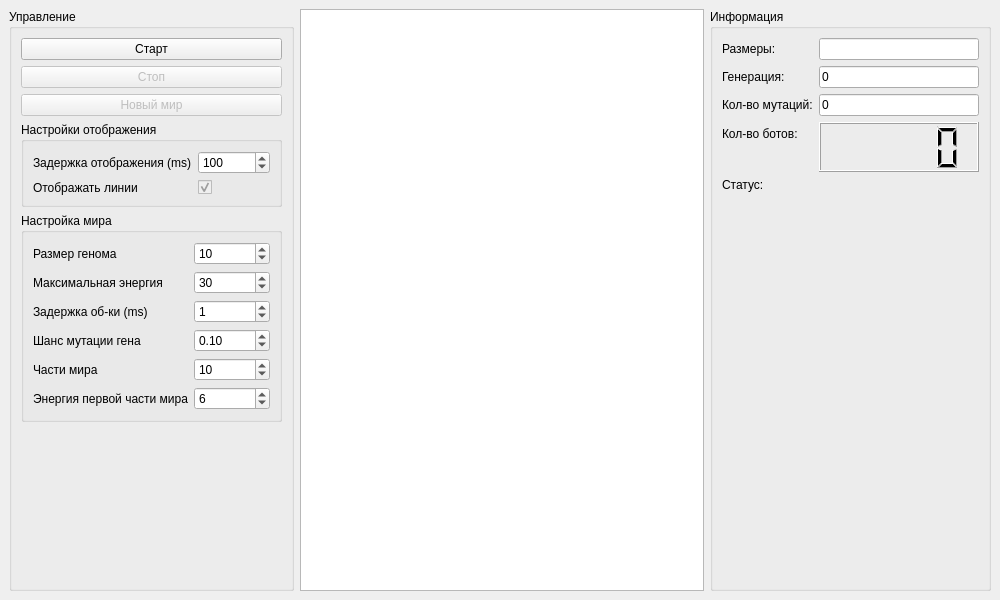
Before: the Qt Designer form mainwindow.ui in TomasGlgg/QGenetic, drawn with Qt 5.
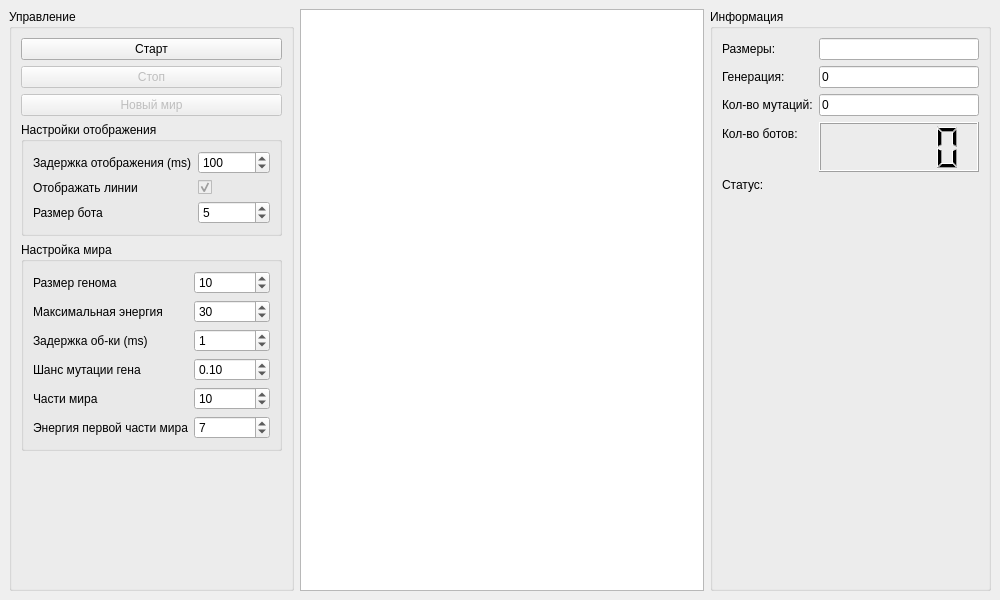
After: the same form once the commit is applied. Custom widgets are drawn as their Qt base class.

Commit message: Added bot size spin box

Patch:
```diff
--- a/mainwindow.ui
+++ b/mainwindow.ui
@@ -121,6 +121,23 @@
             </property>
            </widget>
           </item>
+          <item row="2" column="0">
+           <widget class="QLabel" name="label_14">
+            <property name="text">
+             <string>Размер бота</string>
+            </property>
+           </widget>
+          </item>
+          <item row="2" column="1">
+           <widget class="QSpinBox" name="bot_size">
+            <property name="minimum">
+             <number>1</number>
+            </property>
+            <property name="value">
+             <number>5</number>
+            </property>
+           </widget>
+          </item>
          </layout>
         </widget>
        </item>
@@ -255,7 +272,7 @@
              <number>50</number>
             </property>
             <property name="value">
-             <number>6</number>
+             <number>7</number>
             </property>
            </widget>
           </item>
```
The commit also changes 3 other files.
